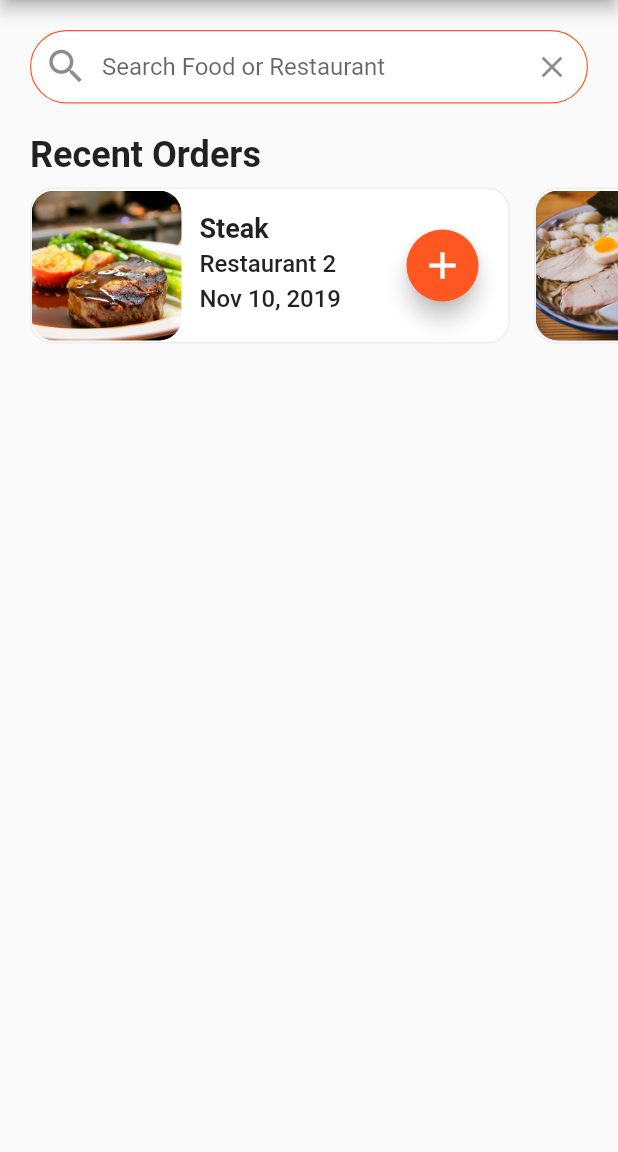
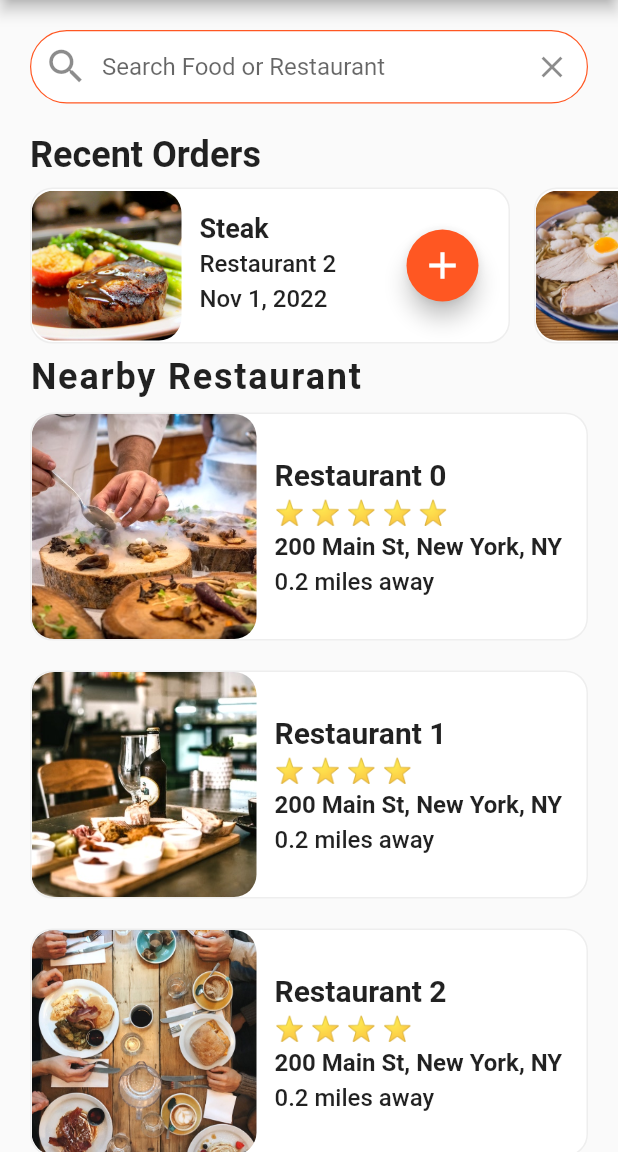
Before and after one commit to eslamyounis1/Flutter_Food_Delivery_App_UI, a Flutter app: the screen it shows after launch, on a phone screen of 412 x 824 dp, the part 84-1236 px from its top. Run offline on Flutter 3.47's test engine with Material 2 defaults, Android fonts, the phone set to English and light mode, and no system bars.

Commit message:
nearby_restaurant_section

```diff
--- a/lib/data/data.dart
+++ b/lib/data/data.dart
@@ -71,31 +71,31 @@ final currentUser = User(
   name: 'Rebecca',
   orders: [
     Order(
-      date: 'Nov 10, 2019',
+      date: 'Nov 1, 2022',
       food: _steak,
       restaurant: _restaurant2,
       quantity: 1,
     ),
     Order(
-      date: 'Nov 8, 2019',
+      date: 'Jul 8, 2022',
       food: _ramen,
       restaurant: _restaurant0,
       quantity: 3,
     ),
     Order(
-      date: 'Nov 5, 2019',
+      date: 'May 5, 2022',
       food: _burrito,
       restaurant: _restaurant1,
       quantity: 2,
     ),
     Order(
-      date: 'Nov 2, 2019',
+      date: 'May 2, 2022',
       food: _salmon,
       restaurant: _restaurant3,
       quantity: 1,
     ),
     Order(
-      date: 'Nov 1, 2019',
+      date: 'Feb 10, 2022',
       food: _pancakes,
       restaurant: _restaurant4,
       quantity: 1,
@@ -103,13 +103,13 @@ final currentUser = User(
   ],
   cart: [
     Order(
-      date: 'Nov 11, 2019',
+      date: 'Nov 11, 2022',
       food: _burger,
       restaurant: _restaurant2,
       quantity: 2,
     ),
     Order(
-      date: 'Nov 11, 2019',
+      date: 'Dec 15, 2022',
       food: _pasta,
       restaurant: _restaurant2,
       quantity: 1,
--- a/lib/screens/home_screen.dart
+++ b/lib/screens/home_screen.dart
@@ -1,7 +1,9 @@
 import 'package:flutter/cupertino.dart';
 import 'package:flutter/material.dart';
 import 'package:flutter_food_delivery_ui/data/data.dart';
+import 'package:flutter_food_delivery_ui/models/restaurant.dart';
 
+import '../widgets/rating_stars.dart';
 import '../widgets/recent_orders.dart';
 
 class HomeScreen extends StatefulWidget {
@@ -41,6 +43,7 @@ class _HomeScreenState extends State<HomeScreen> {
         ],
       ),
       body: ListView(
+        physics: const BouncingScrollPhysics(),
         children: [
           Padding(
             padding: const EdgeInsets.all(20.0),
@@ -75,9 +78,111 @@ class _HomeScreenState extends State<HomeScreen> {
                   )),
             ),
           ),
-          RecentOrders(),
+          const RecentOrders(),
+          Column(
+            crossAxisAlignment: CrossAxisAlignment.start,
+            children: [
+              const Padding(
+                padding: EdgeInsets.symmetric(
+                  horizontal: 20.0,
+                ),
+                child: Text(
+                  'Nearby Restaurant',
+                  style: TextStyle(
+                    fontSize: 24.0,
+                    fontWeight: FontWeight.w600,
+                    letterSpacing: 1.2,
+                  ),
+                ),
+              ),
+              _buildRestaurants(),
+            ],
+          ),
         ],
       ),
     );
   }
+
+  Widget _buildRestaurants() {
+    List<Widget> restaurantList = [];
+    restaurants.forEach((Restaurant restaurant) {
+      restaurantList.add(
+        Container(
+          margin: const EdgeInsets.symmetric(
+            horizontal: 20.0,
+            vertical: 10.0,
+          ),
+          decoration: BoxDecoration(
+            color: Colors.white,
+            borderRadius: BorderRadius.circular(15.0),
+            border: Border.all(
+              width: 1.0,
+              color: Colors.grey[200]!,
+            ),
+          ),
+          child: Row(
+            children: [
+              ClipRRect(
+                borderRadius: BorderRadius.circular(15.0),
+                child: Image(
+                  height: 150.0,
+                  width: 150.0,
+                  image: AssetImage(
+                    restaurant.imageUrl,
+                  ),
+                  fit: BoxFit.cover,
+                ),
+              ),
+              Expanded(
+                child: Container(
+                  margin: const EdgeInsets.all(12.0),
+                  child: Column(
+                    mainAxisAlignment: MainAxisAlignment.center,
+                    crossAxisAlignment: CrossAxisAlignment.start,
+                    children: [
+                      Text(
+                        restaurant.name,
+                        style: const TextStyle(
+                          fontSize: 20.0,
+                          fontWeight: FontWeight.bold,
+                        ),
+                      ),
+                      const SizedBox(
+                        height: 4.0,
+                      ),
+                      RatingStars(rating: restaurant.rating),
+                      const SizedBox(
+                        height: 4.0,
+                      ),
+                      Text(
+                        restaurant.address,
+                        overflow: TextOverflow.ellipsis,
+                        style: const TextStyle(
+                            fontSize: 16.0,
+                            fontWeight: FontWeight.w600,
+                      ),
+                      ),
+                      const SizedBox(
+                        height: 4.0,
+                      ),
+                      const Text(
+                        '0.2 miles away',
+                        style: TextStyle(
+                          fontSize: 16.0,
+                          fontWeight: FontWeight.w500,
+                        ),
+                      ),
+                    ],
+                  ),
+                ),
+              ),
+            ],
+          ),
+        ),
+      );
+    });
+    return Column(
+      children: restaurantList,
+    );
+  }
 }
--- /dev/null
+++ b/lib/widgets/rating_stars.dart
@@ -0,0 +1,25 @@
+import 'package:flutter/cupertino.dart';
+
+class RatingStars extends StatelessWidget {
+  final int rating;
+
+  const RatingStars({
+    Key? key,
+    required this.rating,
+  }) : super(key: key);
+
+  @override
+  Widget build(BuildContext context) {
+    String stars = '';
+    for (int i = 0; i < rating; i++) {
+      stars += '⭐ ';
+    }
+    stars.trim(); // remove leading white spaces
+    return Text(
+      stars,
+      style: const TextStyle(
+        fontSize: 16.0,
+      ),
+    );
+  }
+}
--- a/lib/widgets/recent_orders.dart
+++ b/lib/widgets/recent_orders.dart
@@ -27,7 +27,7 @@ class RecentOrders extends StatelessWidget {
           height: 120,
           // color: Colors.blue,
           child: ListView.builder(
-            padding: const EdgeInsetsDirectional.only(start:12 ),
+            padding: const EdgeInsetsDirectional.only(start:12,),
             physics: const BouncingScrollPhysics(),
             scrollDirection: Axis.horizontal,
             itemCount: currentUser.orders.length,
```
